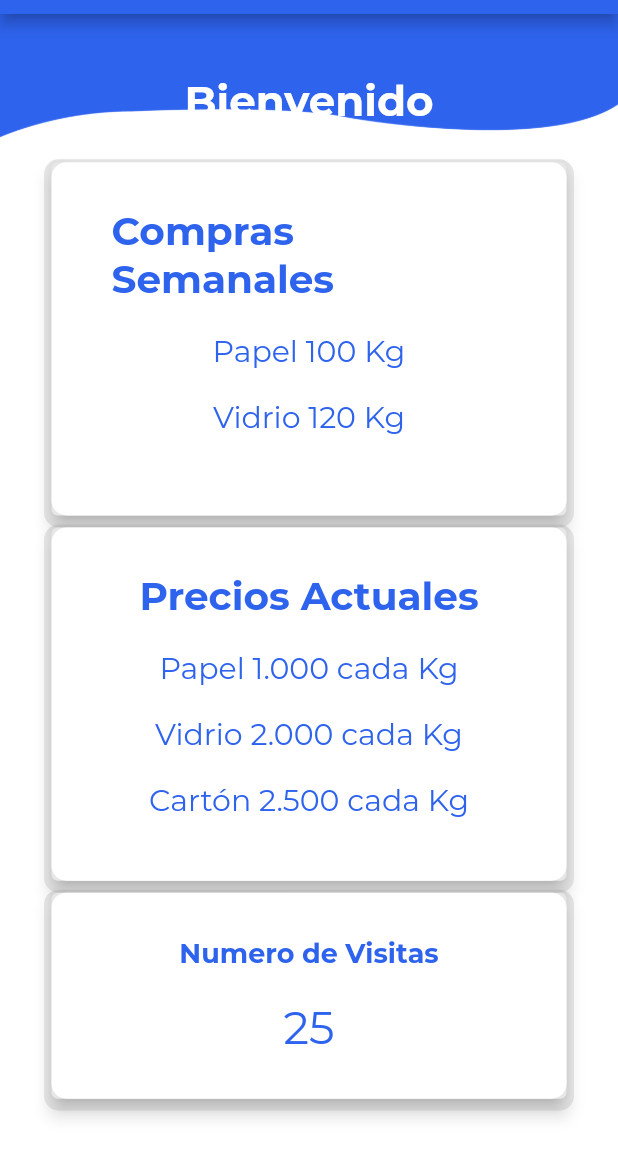
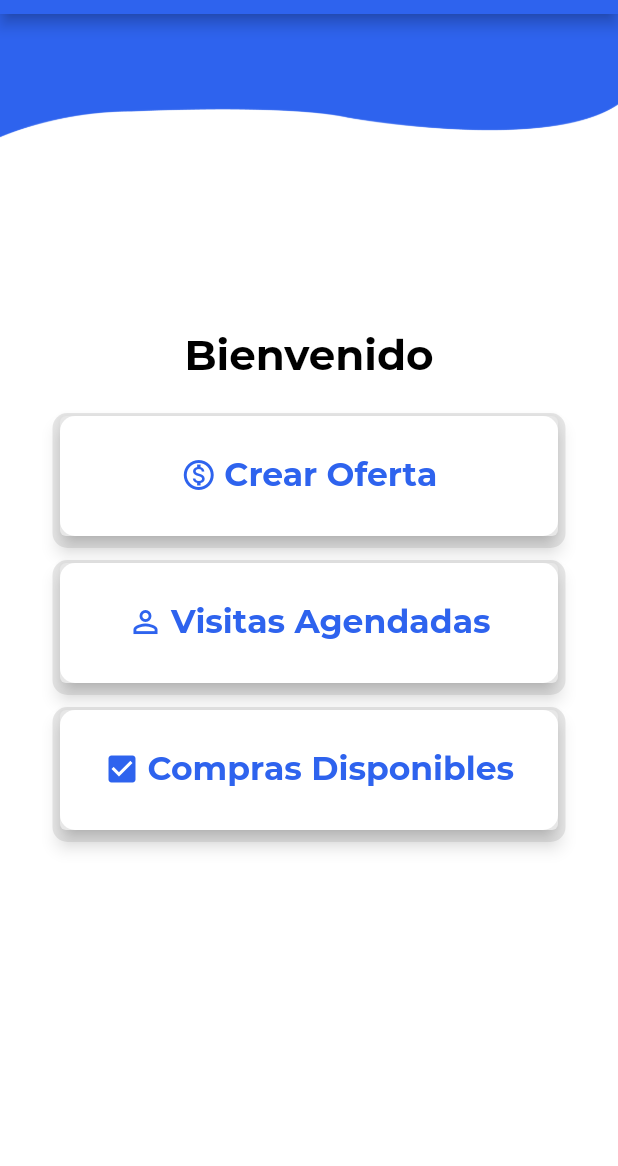
Before and after one commit to Jcss1462/reciclajeApp, a Flutter app: the InicioCentrodeAcopio screen opened by its route, on a phone screen of 412 x 824 dp, the part 70-1236 px from its top. Run offline on Flutter 3.47's test engine with Material 2 defaults, Android fonts, the phone set to English and light mode, and no system bars; our stand-ins replace firebase_auth, firebase_core, flutter_dotenv, geolocator, google_maps_flutter, shared_preferences; missing offline and left inert: flutter_polyline_points, geocoder; accounts and stored records are empty.

Commit message:
inicio de centro de acopio mejorado

```diff
--- a/lib/page/fromOfertasCentrodeAcopio.dart
+++ b/lib/page/fromOfertasCentrodeAcopio.dart
@@ -77,7 +77,7 @@ class _OfertasCentrosdeAcopioState extends State<OfertasCentrosdeAcopio> {
       appBar: AppBar(
         backgroundColor: Color.fromRGBO(46, 99, 238, 1),
         title: Text(
-          "Centro de Acopio",
+          "Crear oferta",
           style: TextStyle(
               color: Colors.white, fontWeight: FontWeight.bold, fontSize: 20),
         ),
--- a/lib/page/inicioCentrodeAcopio.dart
+++ b/lib/page/inicioCentrodeAcopio.dart
@@ -1,4 +1,5 @@
 import 'package:flutter/material.dart';
+import 'package:reciclaje_app/core/constants.dart';
 import 'package:reciclaje_app/service/preferences.dart';
 import 'package:reciclaje_app/widgets/dialogBox.dart';
 import 'package:reciclaje_app/widgets/navbarCentrodeAcopio.dart';
@@ -100,16 +101,187 @@ class _InicioCentrodeAcopioState extends State<InicioCentrodeAcopio> {
                     Text(
                       "Bienvenido",
                       style: TextStyle(
-                          color: Colors.white,
+                          color: Colors.black,
                           fontWeight: FontWeight.bold,
                           fontSize: 28),
                     ),
                     SizedBox(
                       height: 20,
                     ),
-                    _crearCard1(),
-                    _crearCard2(),
-                    _crearCard3()
+                    Card(
+                      elevation: 5,
+                      child: Container(
+                        width: MediaQuery.of(context).size.width - 80,
+                        height: MediaQuery.of(context).size.height / 8,
+                        constraints:
+                            BoxConstraints(minHeight: 80, maxHeight: 80),
+                        padding: EdgeInsets.only(
+                            top: 15.0, bottom: 10.0, left: 10, right: 10),
+                        decoration: BoxDecoration(
+                            borderRadius: BorderRadius.circular(10),
+                            color: Colors.white,
+                            boxShadow: [
+                              BoxShadow(
+                                color: Colors.grey.withOpacity(0.25),
+                                spreadRadius: 5,
+                                offset: Offset(0, 3),
+                              )
+                            ]),
+                        child: Column(
+                          children: [
+                            MaterialButton(
+                              child: SingleChildScrollView(
+                                scrollDirection: Axis.horizontal,
+                                child: Row(
+                                  mainAxisAlignment: MainAxisAlignment.center,
+                                  crossAxisAlignment: CrossAxisAlignment.center,
+                                  children: [
+                                    Icon(
+                                      Icons.monetization_on_outlined,
+                                      color: Color.fromRGBO(46, 99, 238, 1),
+                                    ),
+                                    SizedBox(
+                                      width: 5,
+                                    ),
+                                    new Text(
+                                      "Crear Oferta",
+                                      textAlign: TextAlign.center,
+                                      overflow: TextOverflow.ellipsis,
+                                      style: TextStyle(
+                                        color: Color.fromRGBO(46, 99, 238, 1),
+                                        fontWeight: FontWeight.bold,
+                                        fontSize: 22,
+                                      ),
+                                    ),
+                                  ],
+                                ),
+                              ),
+                              onPressed: () => Navigator.pushNamed(
+                                  context, fromOfertasCentrodeAcopio),
+                            ),
+                          ],
+                        ),
+                      ),
+                    ),
+                    SizedBox(
+                      height: 10,
+                    ),
+                    Card(
+                      elevation: 5,
+                      child: Container(
+                        width: MediaQuery.of(context).size.width - 80,
+                        height: MediaQuery.of(context).size.height / 8,
+                        constraints:
+                            BoxConstraints(minHeight: 80, maxHeight: 80),
+                        padding: EdgeInsets.only(
+                            top: 15.0, bottom: 10.0, left: 10, right: 10),
+                        decoration: BoxDecoration(
+                            borderRadius: BorderRadius.circular(10),
+                            color: Colors.white,
+                            boxShadow: [
+                              BoxShadow(
+                                color: Colors.grey.withOpacity(0.25),
+                                spreadRadius: 5,
+                                offset: Offset(0, 3),
+                              )
+                            ]),
+                        child: Column(
+                          children: [
+                            MaterialButton(
+                              child: SingleChildScrollView(
+                                scrollDirection: Axis.horizontal,
+                                child: Row(
+                                  mainAxisAlignment: MainAxisAlignment.center,
+                                  crossAxisAlignment: CrossAxisAlignment.center,
+                                  children: [
+                                    Icon(
+                                      Icons.person_outline,
+                                      color: Color.fromRGBO(46, 99, 238, 1),
+                                    ),
+                                    SizedBox(
+                                      width: 5,
+                                    ),
+                                    new Text(
+                                      "Visitas Agendadas",
+                                      textAlign: TextAlign.center,
+                                      overflow: TextOverflow.ellipsis,
+                                      style: TextStyle(
+                                        color: Color.fromRGBO(46, 99, 238, 1),
+                                        fontWeight: FontWeight.bold,
+                                        fontSize: 22,
+                                      ),
+                                    ),
+                                  ],
+                                ),
+                              ),
+                              onPressed: () => Navigator.pushNamed(
+                                  context, listaVisitasAgendadas),
+                            ),
+                          ],
+                        ),
+                      ),
+                    ),
+                    SizedBox(
+                      height: 10,
+                    ),
+                    Card(
+                      elevation: 5,
+                      child: Container(
+                        width: MediaQuery.of(context).size.width - 80,
+                        height: MediaQuery.of(context).size.height / 8,
+                        constraints:
+                            BoxConstraints(minHeight: 80, maxHeight: 80),
+                        padding: EdgeInsets.only(
+                            top: 15.0, bottom: 10.0, left: 10, right: 10),
+                        decoration: BoxDecoration(
+                            borderRadius: BorderRadius.circular(10),
+                            color: Colors.white,
+                            boxShadow: [
+                              BoxShadow(
+                                color: Colors.grey.withOpacity(0.25),
+                                spreadRadius: 5,
+                                offset: Offset(0, 3),
+                              )
+                            ]),
+                        child: Column(
+                          children: [
+                            MaterialButton(
+                              child: SingleChildScrollView(
+                                scrollDirection: Axis.horizontal,
+                                child: Row(
+                                  mainAxisAlignment: MainAxisAlignment.center,
+                                  crossAxisAlignment: CrossAxisAlignment.center,
+                                  children: [
+                                    Icon(
+                                      Icons.check_box,
+                                      color: Color.fromRGBO(46, 99, 238, 1),
+                                    ),
+                                    SizedBox(
+                                      width: 5,
+                                    ),
+                                    new Text(
+                                      "Compras Disponibles",
+                                      textAlign: TextAlign.center,
+                                      overflow: TextOverflow.ellipsis,
+                                      style: TextStyle(
+                                        color: Color.fromRGBO(46, 99, 238, 1),
+                                        fontWeight: FontWeight.bold,
+                                        fontSize: 22,
+                                      ),
+                                    ),
+                                  ],
+                                ),
+                              ),
+                              onPressed: () => Navigator.pushNamed(
+                                  context, comprasDisponibles),
+                            ),
+                          ],
+                        ),
+                      ),
+                    ),
+                    SizedBox(
+                      height: 10,
+                    )
                   ],
                 ),
               ),
@@ -119,179 +291,4 @@ class _InicioCentrodeAcopioState extends State<InicioCentrodeAcopio> {
       ),
     );
   }
-
-  Widget _crearCard1() {
-    return Card(
-      elevation: 5,
-      child: Container(
-        width: MediaQuery.of(context).size.width / 1.2,
-        height: MediaQuery.of(context).size.height / 3.5,
-        padding: EdgeInsets.only(top: 30.0, bottom: 30.0, left: 40, right: 40),
-        decoration: BoxDecoration(
-          borderRadius: BorderRadius.circular(10),
-          color: Colors.white,
-          boxShadow: [
-            BoxShadow(
-              color: Colors.grey.withOpacity(0.25),
-              spreadRadius: 5,
-              offset: Offset(0, 3),
-            ),
-          ],
-        ),
-        child: SingleChildScrollView(
-          child: Column(
-            children: [
-              Text(
-                "Compras Semanales",
-                style: TextStyle(
-                    color: Color.fromRGBO(46, 99, 238, 1),
-                    fontWeight: FontWeight.bold,
-                    fontSize: 26),
-              ),
-              SizedBox(
-                height: 20,
-              ),
-              Text(
-                "Papel 100 Kg",
-                style: TextStyle(
-                    color: Color.fromRGBO(46, 99, 238, 1),
-                    fontWeight: FontWeight.normal,
-                    fontSize: 20),
-              ),
-              SizedBox(
-                height: 20,
-              ),
-              Text(
-                "Vidrio 120 Kg",
-                style: TextStyle(
-                    color: Color.fromRGBO(46, 99, 238, 1),
-                    fontWeight: FontWeight.normal,
-                    fontSize: 20),
-              ),
-              SizedBox(
-                height: 20,
-              ),
-              Text(
-                "Cartón 320 Kg",
-                style: TextStyle(
-                    color: Color.fromRGBO(46, 99, 238, 1),
-                    fontWeight: FontWeight.normal,
-                    fontSize: 20),
-              ),
-            ],
-          ),
-        ),
-      ),
-    );
-  }
-
-  Widget _crearCard2() {
-    return Card(
-      elevation: 5,
-      child: Container(
-        width: MediaQuery.of(context).size.width / 1.2,
-        height: MediaQuery.of(context).size.height / 3.5,
-        padding: EdgeInsets.only(top: 30.0, bottom: 30.0, left: 40, right: 40),
-        decoration: BoxDecoration(
-          borderRadius: BorderRadius.circular(10),
-          color: Colors.white,
-          boxShadow: [
-            BoxShadow(
-              color: Colors.grey.withOpacity(0.25),
-              spreadRadius: 5,
-              offset: Offset(0, 3),
-            ),
-          ],
-        ),
-        child: SingleChildScrollView(
-          child: Column(
-            children: [
-              Text(
-                "Precios Actuales",
-                style: TextStyle(
-                    color: Color.fromRGBO(46, 99, 238, 1),
-                    fontWeight: FontWeight.bold,
-                    fontSize: 26),
-              ),
-              SizedBox(
-                height: 20,
-              ),
-              Text(
-                "Papel 1.000 cada Kg",
-                style: TextStyle(
-                    color: Color.fromRGBO(46, 99, 238, 1),
-                    fontWeight: FontWeight.normal,
-                    fontSize: 20),
-              ),
-              SizedBox(
-                height: 20,
-              ),
-              Text(
-                "Vidrio 2.000 cada Kg",
-                style: TextStyle(
-                    color: Color.fromRGBO(46, 99, 238, 1),
-                    fontWeight: FontWeight.normal,
-                    fontSize: 20),
-              ),
-              SizedBox(
-                height: 20,
-              ),
-              Text(
-                "Cartón 2.500 cada Kg",
-                style: TextStyle(
-                    color: Color.fromRGBO(46, 99, 238, 1),
-                    fontWeight: FontWeight.normal,
-                    fontSize: 20),
-              ),
-            ],
-          ),
-        ),
-      ),
-    );
-  }
-
-  Widget _crearCard3() {
-    return Card(
-      elevation: 5,
-      child: Container(
-        width: MediaQuery.of(context).size.width / 1.2,
-        height: MediaQuery.of(context).size.height / 6,
-        padding: EdgeInsets.only(top: 30.0, bottom: 30.0, left: 40, right: 40),
-        decoration: BoxDecoration(
-          borderRadius: BorderRadius.circular(10),
-          color: Colors.white,
-          boxShadow: [
-            BoxShadow(
-              color: Colors.grey.withOpacity(0.25),
-              spreadRadius: 5,
-              offset: Offset(0, 3),
-            ),
-          ],
-        ),
-        child: SingleChildScrollView(
-          child: Column(
-            children: [
-              Text(
-                "Numero de Visitas",
-                style: TextStyle(
-                    color: Color.fromRGBO(46, 99, 238, 1),
-                    fontWeight: FontWeight.bold,
-                    fontSize: 18),
-              ),
-              SizedBox(
-                height: 20,
-              ),
-              Text(
-                "25",
-                style: TextStyle(
-                    color: Color.fromRGBO(46, 99, 238, 1),
-                    fontWeight: FontWeight.normal,
-                    fontSize: 30),
-              ),
-            ],
-          ),
-        ),
-      ),
-    );
-  }
 }
--- a/lib/widgets/navbarCentrodeAcopio.dart
+++ b/lib/widgets/navbarCentrodeAcopio.dart
@@ -39,7 +39,7 @@ class NavBarCentrodeAcopio extends StatelessWidget {
                     color: Color.fromRGBO(46, 99, 238, 1),
                   ),
                   title: Text(
-                    "Ofertas de Residuos",
+                    "Crear Oferta",
                     style: TextStyle(
                         color: Color.fromRGBO(46, 99, 238, 1),
                         fontWeight: FontWeight.normal,
```
Also changed, not shown: pubspec.lock.
